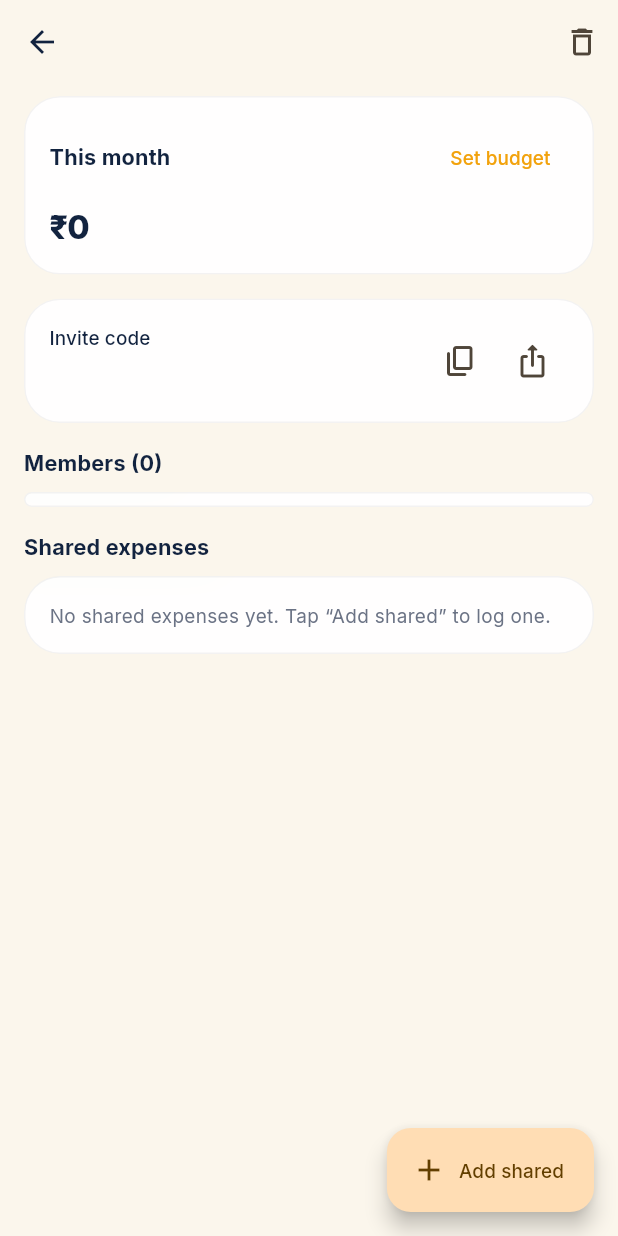
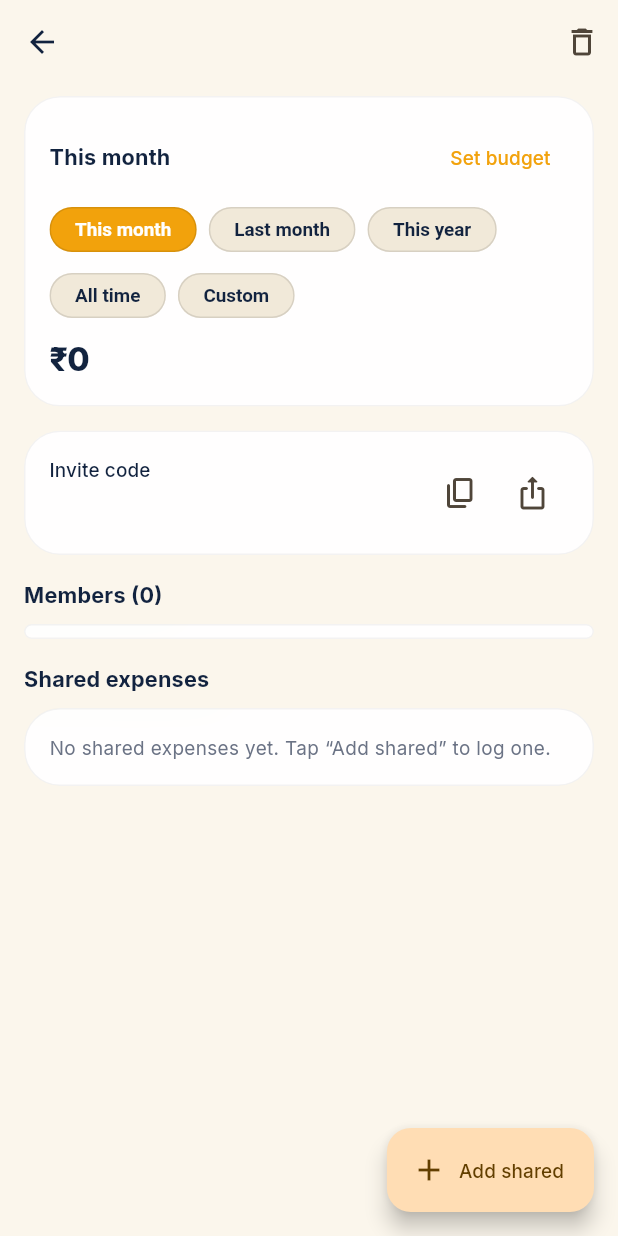
Before and after one commit to aftabpatwekar/ExpenseTracker, a Flutter app: the GroupDetailScreen screen opened directly with empty values, on a phone screen of 412 x 824 dp. Run offline on Flutter 3.47's test engine with Material 3 defaults, Android fonts, the phone set to English and light mode, and no system bars; our stand-ins replace app_links, fl_chart, flutter_animate, flutter_dotenv, flutter_local_notifications, flutter_riverpod and 11 more; missing offline and left inert: excel, home_widget, record; accounts and stored records are empty; network calls fail.

Commit message:
Groups: configurable spend timeline (fixes amount vanishing at month end)
The group detail spend card was locked to the current calendar month, so a
tracked total disappeared once the month rolled over. Add a timeline selector
(This month / Last month / This year / All time / Custom range); the choice is
persisted per group in SharedPreferences. Budget bar compares only in month
views since the group budget is a monthly cap. No Supabase changes.

```diff
--- a/lib/core/format.dart
+++ b/lib/core/format.dart
@@ -11,6 +11,9 @@ String formatMoney(num amount, {String symbol = '₹'}) {
 
 String formatDay(DateTime d) => DateFormat('d MMM').format(d);
 
+/// Day with year — used where a range can span different years.
+String formatDayYear(DateTime d) => DateFormat('d MMM yyyy').format(d);
+
 /// Drops a trailing ".0" so 250.0 shows as "250" but 250.5 stays "250.5".
 String trimAmount(double v) =>
     v == v.roundToDouble() ? v.toInt().toString() : v.toString();
--- a/lib/features/groups/group_detail_screen.dart
+++ b/lib/features/groups/group_detail_screen.dart
@@ -4,6 +4,7 @@ import 'package:flutter_riverpod/flutter_riverpod.dart';
 import 'package:share_plus/share_plus.dart';
 import 'package:supabase_flutter/supabase_flutter.dart';
 
+import '../../core/app_prefs.dart';
 import '../../core/format.dart';
 import '../../core/glass.dart';
 import '../../core/theme.dart';
@@ -13,6 +14,7 @@ import '../../domain/models/expense.dart';
 import '../../domain/models/expense_category.dart';
 import '../../domain/models/group.dart';
 import '../entry/add_expense_sheet.dart';
+import 'group_timeline.dart';
 
 class GroupDetailScreen extends ConsumerWidget {
   final Group group;
@@ -102,14 +104,6 @@ class GroupDetailScreen extends ConsumerWidget {
         ref.watch(categoriesProvider).asData?.value ?? const <ExpenseCategory>[];
     final catMap = {for (final c in cats) c.id: c};
 
-    final now = DateTime.now();
-    final monthSpend = expenses
-        .where((e) =>
-            e.isExpense &&
-            e.spentAt.year == now.year &&
-            e.spentAt.month == now.month)
-        .fold<double>(0, (s, e) => s + e.amount);
-
     return Scaffold(
       appBar: AppBar(
         title: Text(group.name),
@@ -138,53 +132,12 @@ class GroupDetailScreen extends ConsumerWidget {
             AppSpace.lg, AppSpace.sm, AppSpace.lg, 100),
         physics: const AlwaysScrollableScrollPhysics(),
         children: [
-          // ---- Budget ----
-          GlassCard(
-            child: Column(
-              crossAxisAlignment: CrossAxisAlignment.start,
-              children: [
-                Row(
-                  children: [
-                    Expanded(
-                      child: Text('This month', style: theme.textTheme.titleMedium),
-                    ),
-                    TextButton(
-                      onPressed: () => _setBudget(context, ref, budget),
-                      child: Text(budget == null ? 'Set budget' : 'Edit'),
-                    ),
-                  ],
-                ),
-                const SizedBox(height: AppSpace.sm),
-                Text(formatMoney(monthSpend),
-                    style: theme.textTheme.headlineSmall),
-                if (budget != null) ...[
-                  Text('of ${formatMoney(budget)} budget',
-                      style: theme.textTheme.bodySmall
-                          ?.copyWith(color: theme.colorScheme.outline)),
-                  const SizedBox(height: AppSpace.md),
-                  ClipRRect(
-                    borderRadius: BorderRadius.circular(8),
-                    child: LinearProgressIndicator(
-                      value: budget > 0
-                          ? (monthSpend / budget).clamp(0, 1).toDouble()
-                          : 0,
-                      minHeight: 10,
-                      backgroundColor: theme.colorScheme.surfaceContainerHigh,
-                      valueColor: AlwaysStoppedAnimation(
-                          monthSpend > budget ? kSpend : theme.colorScheme.primary),
-                    ),
-                  ),
-                  if (monthSpend > budget)
-                    Padding(
-                      padding: const EdgeInsets.only(top: AppSpace.sm),
-                      child: Text(
-                          'Over budget by ${formatMoney(monthSpend - budget)}',
-                          style: theme.textTheme.bodySmall
-                              ?.copyWith(color: kSpend)),
-                    ),
-                ],
-              ],
-            ),
+          // ---- Spend over a configurable timeline ----
+          _GroupSpendCard(
+            groupId: group.id,
+            expenses: expenses,
+            budget: budget,
+            onSetBudget: () => _setBudget(context, ref, budget),
           ),
           const SizedBox(height: AppSpace.lg),
           // ---- Invite ----
@@ -294,3 +247,149 @@ class GroupDetailScreen extends ConsumerWidget {
     );
   }
 }
+
+/// Shared-spend card with a configurable timeline (This month / Last month /
+/// This year / All time / Custom). The choice is persisted per group so a
+/// tracked total no longer disappears when the calendar month ends.
+class _GroupSpendCard extends ConsumerStatefulWidget {
+  final String groupId;
+  final List<Expense> expenses;
+  final double? budget;
+  final VoidCallback onSetBudget;
+  const _GroupSpendCard({
+    required this.groupId,
+    required this.expenses,
+    required this.budget,
+    required this.onSetBudget,
+  });
+
+  @override
+  ConsumerState<_GroupSpendCard> createState() => _GroupSpendCardState();
+}
+
+class _GroupSpendCardState extends ConsumerState<_GroupSpendCard> {
+  String get _prefKey => 'group_timeline_${widget.groupId}';
+  late GroupTimeline _timeline;
+
+  @override
+  void initState() {
+    super.initState();
+    _timeline =
+        GroupTimeline.decode(ref.read(sharedPrefsProvider).getString(_prefKey));
+  }
+
+  Future<void> _apply(GroupTimeline t) async {
+    setState(() => _timeline = t);
+    await ref.read(sharedPrefsProvider).setString(_prefKey, t.encode());
+  }
+
+  Future<void> _pickCustom() async {
+    final now = DateTime.now();
+    final initial = _timeline.window(now) ??
+        DateTimeRange(start: DateTime(now.year, now.month, 1), end: now);
+    final picked = await showDateRangePicker(
+      context: context,
+      initialDateRange: initial,
+      firstDate: DateTime(now.year - 5),
+      lastDate: DateTime(now.year + 1, 12, 31),
+      helpText: 'Select spend range',
+    );
+    if (picked != null) {
+      await _apply(GroupTimeline(TimelineKind.custom,
+          start: picked.start, end: picked.end));
+    }
+  }
+
+  @override
+  Widget build(BuildContext context) {
+    final theme = Theme.of(context);
+    final now = DateTime.now();
+    final window = _timeline.window(now);
+    final spend = widget.expenses
+        .where((e) =>
+            e.isExpense &&
+            (window == null ||
+                (!e.spentAt.isBefore(window.start) &&
+                    !e.spentAt.isAfter(window.end))))
+        .fold<double>(0, (s, e) => s + e.amount);
+    final budget = widget.budget;
+    // A budget is a monthly cap, so only compare it when viewing a month.
+    final compareBudget = budget != null &&
+        (_timeline.kind == TimelineKind.thisMonth ||
+            _timeline.kind == TimelineKind.lastMonth);
+
+    String rangeLabel() {
+      if (_timeline.kind == TimelineKind.custom && window != null) {
+        return '${formatDayYear(window.start)} → ${formatDayYear(window.end)}';
+      }
+      return _timeline.label;
+    }
+
+    return GlassCard(
+      child: Column(
+        crossAxisAlignment: CrossAxisAlignment.start,
+        children: [
+          Row(
+            children: [
+              Expanded(
+                child: Text(rangeLabel(), style: theme.textTheme.titleMedium),
+              ),
+              TextButton(
+                onPressed: widget.onSetBudget,
+                child: Text(budget == null ? 'Set budget' : 'Edit'),
+              ),
+            ],
+          ),
+          const SizedBox(height: AppSpace.xs),
+          // Timeline selector.
+          Wrap(
+            spacing: 8,
+            runSpacing: 4,
+            children: [
+              for (final k in TimelineKind.values)
+                ChoiceChip(
+                  label: Text(GroupTimeline(k).label),
+                  selected: _timeline.kind == k,
+                  visualDensity: VisualDensity.compact,
+                  onSelected: (_) {
+                    if (k == TimelineKind.custom) {
+                      _pickCustom();
+                    } else {
+                      _apply(GroupTimeline(k));
+                    }
+                  },
+                ),
+            ],
+          ),
+          const SizedBox(height: AppSpace.sm),
+          Text(formatMoney(spend), style: theme.textTheme.headlineSmall),
+          if (compareBudget) ...[
+            Text('of ${formatMoney(budget)} monthly budget',
+                style: theme.textTheme.bodySmall
+                    ?.copyWith(color: theme.colorScheme.outline)),
+            const SizedBox(height: AppSpace.md),
+            ClipRRect(
+              borderRadius: BorderRadius.circular(8),
+              child: LinearProgressIndicator(
+                value: budget > 0 ? (spend / budget).clamp(0, 1).toDouble() : 0,
+                minHeight: 10,
+                backgroundColor: theme.colorScheme.surfaceContainerHigh,
+                valueColor: AlwaysStoppedAnimation(
+                    spend > budget ? kSpend : theme.colorScheme.primary),
+              ),
+            ),
+            if (spend > budget)
+              Padding(
+                padding: const EdgeInsets.only(top: AppSpace.sm),
+                child: Text('Over budget by ${formatMoney(spend - budget)}',
+                    style: theme.textTheme.bodySmall?.copyWith(color: kSpend)),
+              ),
+          ] else if (budget != null)
+            Text('Monthly budget ${formatMoney(budget)}',
+                style: theme.textTheme.bodySmall
+                    ?.copyWith(color: theme.colorScheme.outline)),
+        ],
+      ),
+    );
+  }
+}
--- /dev/null
+++ b/lib/features/groups/group_timeline.dart
@@ -0,0 +1,72 @@
+import 'package:flutter/material.dart';
+
+/// The window a group's shared-spend total is measured over. Lets the group
+/// spend card show more than just the current calendar month, so a tracked
+/// amount doesn't vanish when the month rolls over.
+enum TimelineKind { thisMonth, lastMonth, thisYear, allTime, custom }
+
+class GroupTimeline {
+  final TimelineKind kind;
+  final DateTime? start; // only for custom
+  final DateTime? end; // only for custom
+  const GroupTimeline(this.kind, {this.start, this.end});
+
+  static const thisMonth = GroupTimeline(TimelineKind.thisMonth);
+
+  String get label => switch (kind) {
+        TimelineKind.thisMonth => 'This month',
+        TimelineKind.lastMonth => 'Last month',
+        TimelineKind.thisYear => 'This year',
+        TimelineKind.allTime => 'All time',
+        TimelineKind.custom => 'Custom',
+      };
+
+  /// Concrete [start,end] window for [now], or null for "all time".
+  DateTimeRange? window(DateTime now) {
+    switch (kind) {
+      case TimelineKind.thisMonth:
+        return DateTimeRange(
+            start: DateTime(now.year, now.month, 1),
+            end: DateTime(now.year, now.month + 1, 0, 23, 59, 59, 999));
+      case TimelineKind.lastMonth:
+        return DateTimeRange(
+            start: DateTime(now.year, now.month - 1, 1),
+            end: DateTime(now.year, now.month, 0, 23, 59, 59, 999));
+      case TimelineKind.thisYear:
+        return DateTimeRange(
+            start: DateTime(now.year, 1, 1),
+            end: DateTime(now.year, 12, 31, 23, 59, 59, 999));
+      case TimelineKind.allTime:
+        return null;
+      case TimelineKind.custom:
+        if (start == null || end == null) return null;
+        return DateTimeRange(
+            start: DateTime(start!.year, start!.month, start!.day),
+            end: DateTime(end!.year, end!.month, end!.day, 23, 59, 59, 999));
+    }
+  }
+
+  /// Serialize for SharedPreferences. ISO strings contain ':' so we join with
+  /// '|', which they never contain.
+  String encode() =>
+      (kind == TimelineKind.custom && start != null && end != null)
+          ? 'custom|${start!.toIso8601String()}|${end!.toIso8601String()}'
+          : kind.name;
+
+  static GroupTimeline decode(String? s) {
+    if (s == null || s.isEmpty) return thisMonth;
+    if (s.startsWith('custom|')) {
+      final parts = s.split('|');
+      if (parts.length == 3) {
+        final a = DateTime.tryParse(parts[1]);
+        final b = DateTime.tryParse(parts[2]);
+        if (a != null && b != null) {
+          return GroupTimeline(TimelineKind.custom, start: a, end: b);
+        }
+      }
+      return thisMonth;
+    }
+    return GroupTimeline(TimelineKind.values
+        .firstWhere((k) => k.name == s, orElse: () => TimelineKind.thisMonth));
+  }
+}
```
